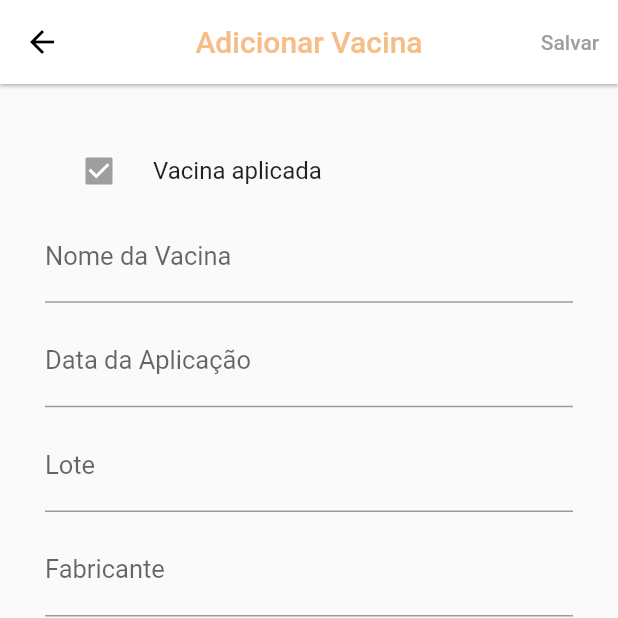
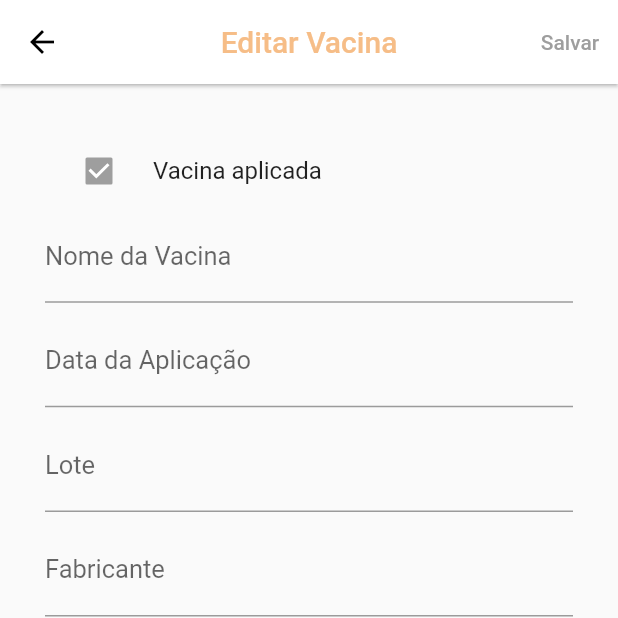
Before and after one commit to castrobiia/health_pets, a Flutter app: the EditarVacina screen opened directly, on a phone screen of 412 x 824 dp, the top half of it. Run offline on Flutter 3.47's test engine with Material 2 defaults, Android fonts, the phone set to English and light mode, and no system bars; our stand-ins replace splashscreen, syncfusion_flutter_calendar, syncfusion_flutter_charts.

Commit message:
Correçao titulo do appBar

```diff
--- a/lib/pages/editar-vacina.page.dart
+++ b/lib/pages/editar-vacina.page.dart
@@ -24,7 +24,7 @@ class EditarVacinaState extends State<EditarVacina> {
           ),
         ],
         title: Text(
-          "Adicionar Vacina",
+          "Editar Vacina",
           style: TextStyle(
             color: Color(0xFFF6BD87),
           ),
```
